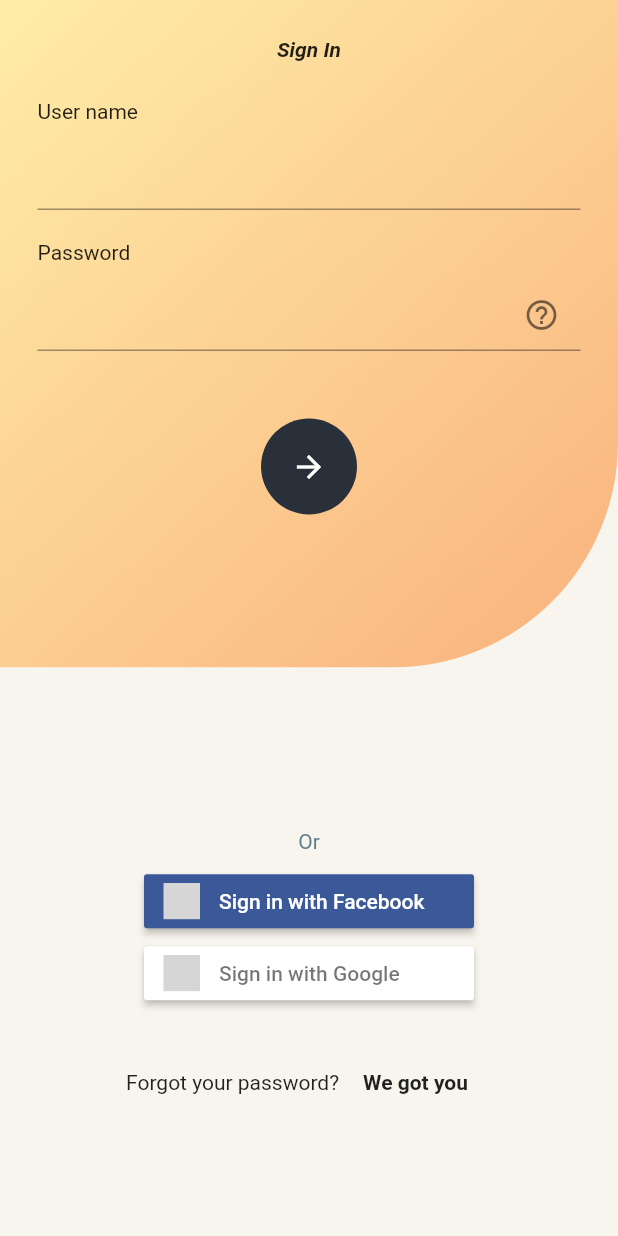
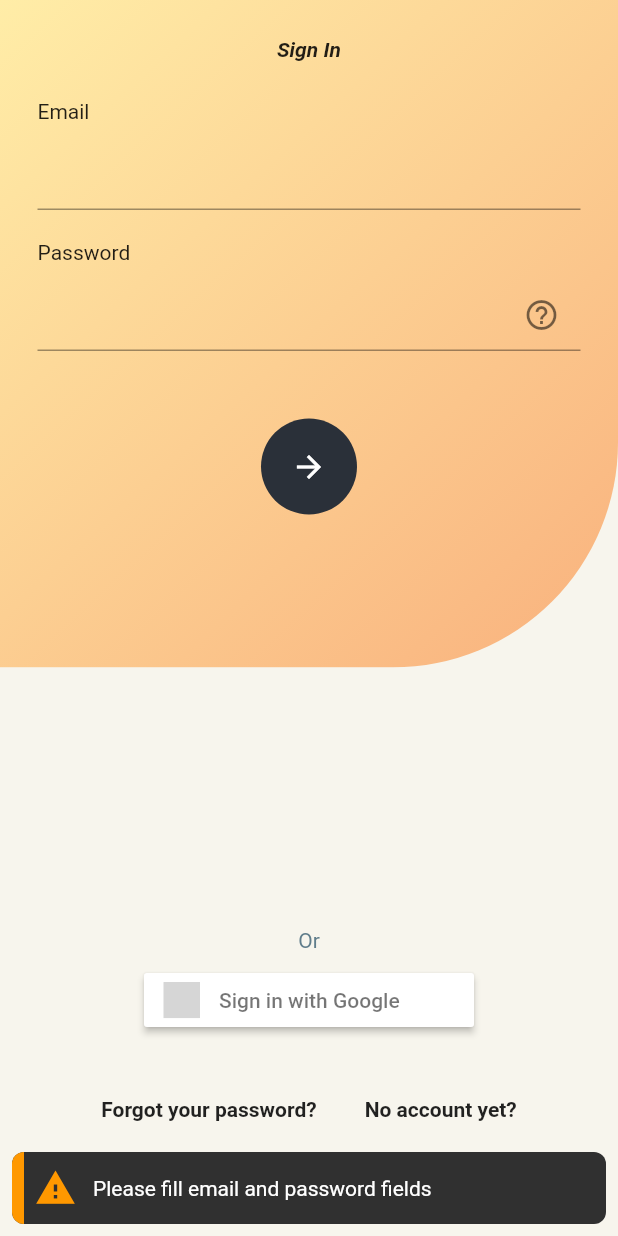
Before and after one commit to OroshiX/coinche, a Flutter app: the screen it shows after launch, after a tap on the "arrow forward" icon, on a phone screen of 412 x 824 dp. Run offline on Flutter 3.47's test engine with Material 2 defaults, Android fonts, the light colour scheme and no system bars; our stand-ins replace firebase_auth, flushbar, flutter_signin_button, google_sign_in; missing offline and left inert: fb_auth; accounts and stored records are empty; grey boxes are pictures that could not be loaded.

Commit message:
Login/signup working, with success and error messages

```diff
--- a/FlutterCoinche/lib/fire/fire_auth_service.dart
+++ b/FlutterCoinche/lib/fire/fire_auth_service.dart
@@ -35,9 +35,8 @@ class FireAuthService with ChangeNotifier {
 
   Future<MyAuthUser> signInWithCredentials(
       BuildContext context, String email, String password) async {
-    var auth = await _auth.login(email, password);
+    var user = await _auth.login(email, password);
     notifyListeners();
-    AuthUser user = auth;
     return MyAuthUser(
         uid: user.uid,
         displayName: user.displayName,
@@ -53,7 +52,6 @@ class FireAuthService with ChangeNotifier {
         idToken: googleAuth.idToken, accessToken: googleAuth.accessToken);
     FirebaseUser firebaseUser =
         (await FirebaseAuth.instance.signInWithCredential(credential)).user;
-
     notifyListeners();
     return MyAuthUser(
         uid: firebaseUser.uid,
--- a/FlutterCoinche/lib/main.dart
+++ b/FlutterCoinche/lib/main.dart
@@ -1,3 +1,4 @@
+import 'package:FlutterCoinche/screen/all_games_screen.dart';
 import 'package:FlutterCoinche/screen/login_screen.dart';
 import 'package:flutter/material.dart';
 
@@ -23,6 +24,10 @@ class MyApp extends StatelessWidget {
         // is not restarted.
         primarySwatch: Colors.blue,
       ),
+      routes: {
+        LoginScreen.routeName: (context) => LoginScreen(),
+        AllGamesScreen.routeName: (context) => AllGamesScreen(),
+      },
       home: LoginScreen(),
     );
   }
--- a/FlutterCoinche/lib/screen/login_screen.dart
+++ b/FlutterCoinche/lib/screen/login_screen.dart
@@ -1,9 +1,13 @@
 import 'package:FlutterCoinche/fire/fire_auth_service.dart';
+import 'package:FlutterCoinche/screen/all_games_screen.dart';
 import 'package:flushbar/flushbar.dart';
+import 'package:flutter/cupertino.dart';
 import 'package:flutter/material.dart';
 import 'package:flutter_signin_button/flutter_signin_button.dart';
 
 class LoginScreen extends StatefulWidget {
+  static const routeName = "/login";
+
   @override
   _LoginScreenState createState() => _LoginScreenState();
 }
@@ -11,13 +15,19 @@ class LoginScreen extends StatefulWidget {
 class _LoginScreenState extends State<LoginScreen> {
   double height, width;
   FireAuthService userRepository;
-  TextEditingController emailController, passwordController;
+  TextEditingController emailController,
+      passwordController,
+      password2Controller;
+
+  bool signUp;
 
   @override
   void initState() {
     userRepository = getFireAuthService();
     emailController = TextEditingController();
     passwordController = TextEditingController();
+    password2Controller = TextEditingController();
+    signUp = false;
     super.initState();
   }
 
@@ -30,8 +40,10 @@ class _LoginScreenState extends State<LoginScreen> {
 
   _resetPassword(String email) {
     userRepository.resetPassword(email).then((value) {
+      _showSuccess(
+          "An email was sent to this address: $email. Please check it, and come back after");
       print("reset ok");
-    });
+    }).catchError((error) => _showError(error));
   }
 
   _signUp(String email, String password) {
@@ -41,39 +53,78 @@ class _LoginScreenState extends State<LoginScreen> {
       if (!user.isEmailVerified) {
         // send a confirmation email
         userRepository.sendEmailVerification(context).then((value) {
-          // TODO set state OK
-          showDialog(
-              context: context,
-              builder: (context) => AlertDialog(
-                    title: Text(
-                        "Veuillez confirmer votre adresse email en vérifiant vos emails."),
-                    actions: <Widget>[
-                      FlatButton(
-                          onPressed: () {
-                            // OK
-                          },
-                          child: Text("C'est fait!"))
-                    ],
-                  ));
-        });
+          _showSuccess(
+              "An email was sent to this address: $email. Please check it, and come back after");
+        }).catchError((error) => _showError(error));
+      } else {
+        _loginSuccess(user);
       }
-    });
+    }).catchError((error) => _showError(error));
   }
 
   _signInWithCredentials(String email, String password) {
     userRepository
         .signInWithCredentials(context, email, password)
         .then((user) async {
-      print("ok cred");
-      // TODO set state OK
-    });
+      _loginSuccess(user);
+    }).catchError((error) => _showError(error));
   }
 
   _googleSignIn() {
     userRepository.signInWithGoogle(context).then((value) {
-      print("OK google");
-      // TODO state OK
-    });
+      _loginSuccess(value);
+    }).catchError((error) => _showError(error));
+  }
+
+  _loginSuccess(MyAuthUser user) {
+    _showSuccess(
+        "You are now signed in as ${user.displayName != null ? user.displayName : user.email}");
+    // navigate to other page
+    Navigator.of(context).pushNamed(AllGamesScreen.routeName);
+  }
+
+  void _showWarning(String warningMessage) {
+    Flushbar(
+      margin: EdgeInsets.all(8),
+      borderRadius: 8,
+      icon: Icon(
+        Icons.warning,
+        size: 28,
+        color: Colors.orange,
+      ),
+      leftBarIndicatorColor: Colors.orange,
+      message: warningMessage,
+      duration: Duration(seconds: 3),
+    )..show(context);
+  }
+
+  _showError(error) {
+    print(error);
+    Flushbar(
+      message: error.toString(),
+      leftBarIndicatorColor: Colors.red,
+      duration: Duration(seconds: 3),
+      margin: EdgeInsets.all(8),
+      borderRadius: 8,
+      icon: Icon(
+        Icons.error,
+        color: Colors.red,
+      ),
+    )..show(context);
+  }
+
+  _showSuccess(String message) {
+    Flushbar(
+      message: message,
+      leftBarIndicatorColor: Colors.lightGreen,
+      duration: Duration(seconds: 3),
+      margin: EdgeInsets.all(8),
+      borderRadius: 8,
+      icon: Icon(
+        Icons.check,
+        color: Colors.lightGreen,
+      ),
+    )..show(context);
   }
 
   @override
@@ -88,7 +139,7 @@ class _LoginScreenState extends State<LoginScreen> {
             child: Column(
               children: <Widget>[
                 SizedBox(
-                  height: height * 0.54,
+                  height: height * (signUp ? 0.65 : 0.54),
                   child: ClipRRect(
                     borderRadius:
                         BorderRadius.only(bottomRight: Radius.circular(150)),
@@ -115,18 +166,19 @@ class _LoginScreenState extends State<LoginScreen> {
                                       vertical: 25, horizontal: 5),
                                   child: Center(
                                     child: Text(
-                                      "Sign In",
+                                      signUp ? "Sign Up" : "Sign In",
                                       style: TextStyle(
                                           fontWeight: FontWeight.bold,
                                           fontStyle: FontStyle.italic),
                                     ),
                                   ),
                                 ),
-                                Text("User name"),
+                                Text("Email"),
                                 SizedBox(
                                   height: 10,
                                 ),
                                 TextField(
+                                  controller: emailController,
                                   onChanged: (value) {
                                     print("$value has changed");
                                   },
@@ -140,7 +192,8 @@ class _LoginScreenState extends State<LoginScreen> {
                                 ),
                                 Stack(children: [
                                   TextField(
-                                    style: TextStyle(),
+                                    controller: passwordController,
+                                    obscureText: true,
                                     onChanged: (value) {
                                       print("$value has changed");
                                     },
@@ -158,12 +211,59 @@ class _LoginScreenState extends State<LoginScreen> {
                                     ),
                                   )
                                 ]),
+                                if (signUp) SizedBox(height: 20),
+                                if (signUp) Text("Confirm Password"),
+                                if (signUp) SizedBox(height: 10),
+                                if (signUp)
+                                  Stack(children: [
+                                    TextField(
+                                      controller: password2Controller,
+                                      obscureText: true,
+                                      onChanged: (value) {
+                                        print("$value has changed");
+                                      },
+                                    ),
+                                    Positioned(
+                                      right: 2,
+                                      child: IconButton(
+                                        onPressed: () {
+                                          print("pressed help");
+                                        },
+                                        icon: Icon(
+                                          Icons.help_outline,
+                                          color: Colors.black54,
+                                        ),
+                                      ),
+                                    )
+                                  ]),
                                 SizedBox(
                                   height: 45,
                                 ),
                                 Center(
                                   child: FlatButton(
-                                    onPressed: () {},
+                                    onPressed: () {
+                                      String email = emailController.text;
+                                      String password = passwordController.text;
+                                      if (email.isEmpty || password.isEmpty) {
+                                        _showWarning(
+                                            "Please fill email and password fields");
+                                        return;
+                                      }
+                                      if (signUp &&
+                                          password2Controller.text !=
+                                              password) {
+                                        _showWarning("Your passwords differ.");
+                                        return;
+                                      }
+                                      if (signUp) {
+                                        _signUp(email, password);
+                                      } else {
+                                        _signInWithCredentials(
+                                          email,
+                                          password,
+                                        );
+                                      }
+                                    },
                                     child: Container(
                                       decoration: BoxDecoration(
                                         shape: BoxShape.circle,
@@ -196,13 +296,9 @@ class _LoginScreenState extends State<LoginScreen> {
                   ),
                 ),
                 SizedBox(
-                    height: height * 0.3,
+                    height: height * .22,
                     child: Column(
                       children: <Widget>[
-                        SignInButton(
-                          Buttons.Facebook,
-                          onPressed: () => print("Pressed"),
-                        ),
                         SignInButton(
                           Buttons.Google,
                           onPressed: () => _googleSignIn(),
@@ -213,19 +309,32 @@ class _LoginScreenState extends State<LoginScreen> {
                             mainAxisAlignment: MainAxisAlignment.center,
                             crossAxisAlignment: CrossAxisAlignment.center,
                             children: <Widget>[
-                              Text("Forgot your password?"),
                               FlatButton(
                                 child: Text(
-                                  "We got you",
+                                  "Forgot your password?",
                                   style: TextStyle(fontWeight: FontWeight.bold),
                                 ),
                                 onPressed: () {
                                   String email = emailController.text;
                                   if (email == null || email.isEmpty) {
-                                    Flushbar().show(context);
+                                    _showWarning(
+                                        "Please fill the email address first");
                                     return;
                                   }
                                   _resetPassword(email);
+                                },
+                              ),
+                              FlatButton(
+                                child: Text(
+                                  signUp
+                                      ? "Have an account?"
+                                      : "No account yet?",
+                                  style: TextStyle(fontWeight: FontWeight.bold),
+                                ),
+                                onPressed: () {
+                                  setState(() {
+                                    signUp = !signUp;
+                                  });
                                 },
                               )
                             ],
--- /dev/null
+++ b/FlutterCoinche/lib/type/callbacks.dart
@@ -0,0 +1 @@
+typedef DoOnError = void Function(Error);
--- a/FlutterCoinche/pubspec.yaml
+++ b/FlutterCoinche/pubspec.yaml
@@ -14,7 +14,7 @@ description: A flutter client for coinche
 version: 1.0.0+1
 
 environment:
-  sdk: ">=2.1.0 <3.0.0"
+  sdk: ">=2.5.2 <3.0.0"
 
 dependencies:
   flutter:
```
Also changed, not shown: FlutterCoinche/lib/screen/all_games_screen.dart (added, +17 -0 lines).
